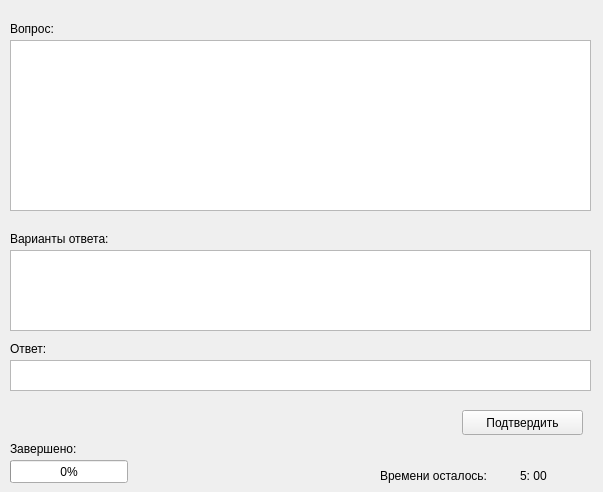
First picture: the form in ui/test.ui, repository Examnes/aviz, before the edit.
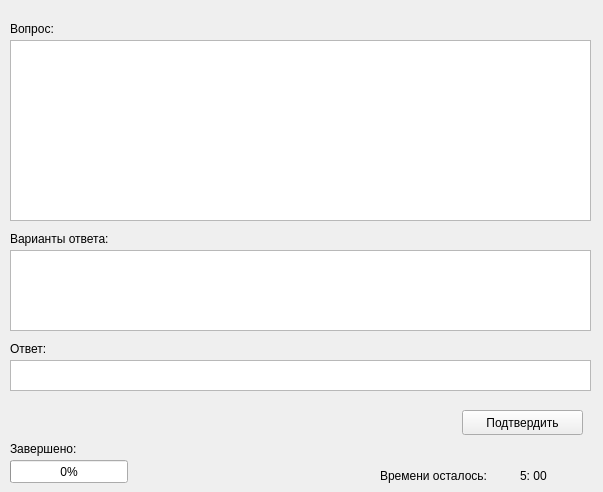
Second picture: the form after the edit.

Patch:
```diff
--- a/ui/test.ui
+++ b/ui/test.ui
@@ -13,16 +13,6 @@
   <property name="windowTitle">
    <string>Тест</string>
   </property>
-  <widget class="QTextBrowser" name="t_question">
-   <property name="geometry">
-    <rect>
-     <x>10</x>
-     <y>40</y>
-     <width>581</width>
-     <height>171</height>
-    </rect>
-   </property>
-  </widget>
   <widget class="QLabel" name="label">
    <property name="geometry">
     <rect>
@@ -147,6 +137,32 @@
     <string>5: 00</string>
    </property>
   </widget>
+  <widget class="QTextEdit" name="t_question">
+   <property name="geometry">
+    <rect>
+     <x>10</x>
+     <y>40</y>
+     <width>581</width>
+     <height>181</height>
+    </rect>
+   </property>
+   <property name="readOnly">
+    <bool>true</bool>
+   </property>
+  </widget>
+  <widget class="QTextEdit" name="t_options">
+   <property name="geometry">
+    <rect>
+     <x>10</x>
+     <y>250</y>
+     <width>581</width>
+     <height>81</height>
+    </rect>
+   </property>
+   <property name="readOnly">
+    <bool>true</bool>
+   </property>
+  </widget>
  </widget>
  <resources/>
  <connections/>
```
Left out of the diff: 10 changed lines with no effect on the pictures.
